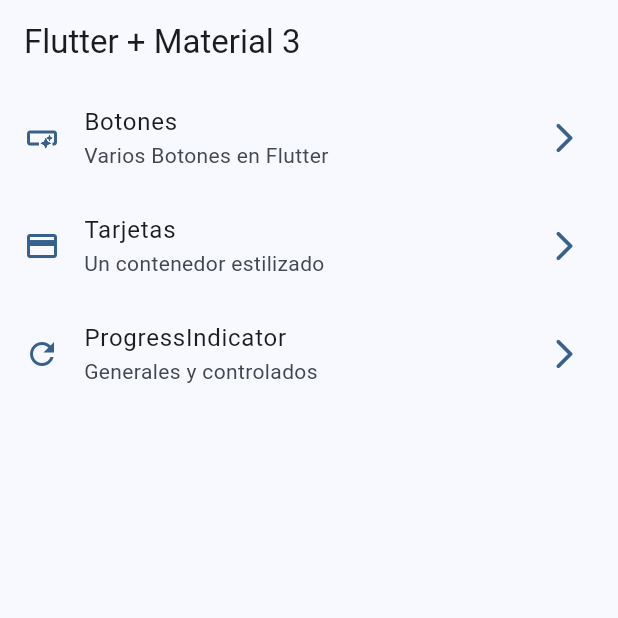
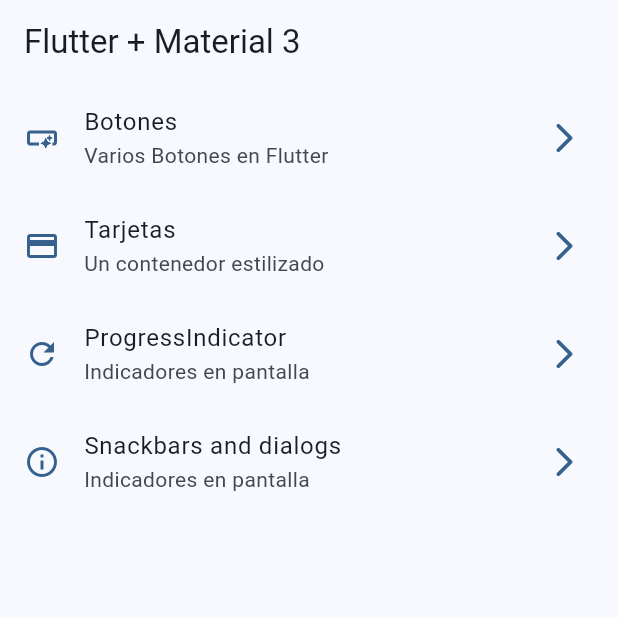
Before and after one commit to alanbarrera03/widgets_app, a Flutter app: the screen it shows after launch, on a phone screen of 412 x 824 dp, the top half of it. Run offline on Flutter 3.47's test engine with Material 2 defaults, Android fonts, the phone set to English and light mode, and no system bars; our stand-ins replace go_router.

Commit message:
snackbar dialogs finished

```diff
--- a/lib/config/menu/menu_items.dart
+++ b/lib/config/menu/menu_items.dart
@@ -34,9 +34,15 @@ class MenuItem{
 
     MenuItem(
       title: 'ProgressIndicator',
-      subtitle: 'Generales y controlados',
+      subtitle: 'Indicadores en pantalla',
       link: '/progress',
       icon: Icons.refresh_outlined
     ),
+    MenuItem(
+      title: 'Snackbars and dialogs',
+      subtitle: 'Indicadores en pantalla',
+      link: '/snack',
+      icon: Icons.info_outline
+    ),
 
   ];
--- a/lib/config/router/app_router.dart
+++ b/lib/config/router/app_router.dart
@@ -26,6 +26,11 @@ final appRouter = GoRouter(
       name: ProgressScreen.name,
       builder: ( context, state ) => const ProgressScreen()
     ),
+    GoRoute(
+      path: '/snack',
+      name: SnackbarScreen.name,
+      builder: ( context, state ) => const SnackbarScreen()
+    ),
 
   ],
 
--- a/lib/main.dart
+++ b/lib/main.dart
@@ -12,6 +12,7 @@ class MainApp extends StatelessWidget {
   @override
   Widget build(BuildContext context) {
     return MaterialApp.router(
+      title: 'Flutter Widgets',
       routerConfig: appRouter,
       debugShowCheckedModeBanner: false,
       theme: AppTheme( selectedColor: 0 ).getTheme(),
```
Also changed, not shown: lib/presentation/screens/snackbar/snackbar_screen.dart (+74 -2 lines).
